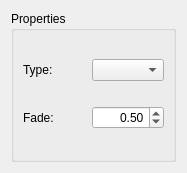
KDE/calligra, file shapes/pathshapes/spiral/SpiralShapeConfigWidget.ui: the form before one commit.
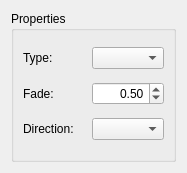
The form after the commit.

Commit message: Allow changing of direction of the spiral.

Patch:
```diff
--- a/shapes/pathshapes/spiral/SpiralShapeConfigWidget.ui
+++ b/shapes/pathshapes/spiral/SpiralShapeConfigWidget.ui
@@ -55,6 +55,16 @@
         </property>
        </widget>
       </item>
+      <item row="2" column="0" >
+       <widget class="QLabel" name="label_3" >
+        <property name="text" >
+         <string>Direction:</string>
+        </property>
+       </widget>
+      </item>
+      <item row="2" column="1" >
+       <widget class="QComboBox" name="clockWise" />
+      </item>
      </layout>
     </widget>
    </item>
```
The commit also changes 5 other files.
